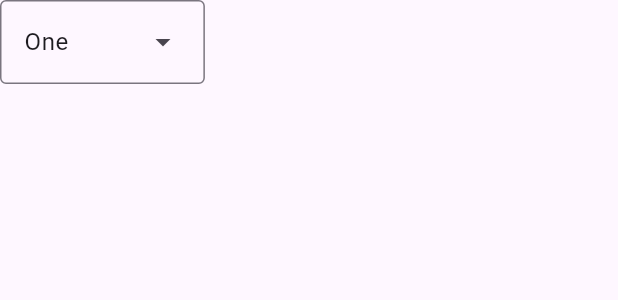
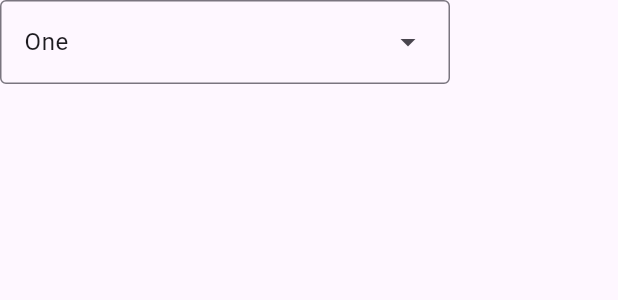
Before and after one commit to phatalways-sleeping/DocCare, a Flutter app: the DropdownMenuExample widget shown alone on an empty page, opened directly, on a phone screen of 412 x 824 dp. Shown: the top 300 px of the screen. Run offline on Flutter 3.47's test engine with Material 3 defaults, Android fonts, the phone set to English and light mode, and no system bars; our stand-ins replace equatable, firebase_core, flutter_svg, google_fonts, supabase_flutter and 1 more; missing offline and left inert: dart:ffi, env_flutter; accounts and stored records are empty; key blocks and very long unbroken strings in the code were emptied for the run.

Commit message:
fix(ui): dropdown button

```diff
--- a/src/packages/components/lib/src/widgets/button/dc_dropdownButton.dart
+++ b/src/packages/components/lib/src/widgets/button/dc_dropdownButton.dart
@@ -8,7 +8,13 @@ const List<String> list = <String>['One', 'Two', 'Three', 'Four'];
 
 
 class DropdownMenuExample extends StatefulWidget {
-  const DropdownMenuExample({super.key});
+  const DropdownMenuExample({
+    this.width,
+    Key? key,
+
+  }) : super(key: key);
+
+  final double? width;
 
   @override
   State<DropdownMenuExample> createState() => _DropdownMenuExampleState();
@@ -20,6 +26,7 @@ class _DropdownMenuExampleState extends State<DropdownMenuExample> {
   @override
   Widget build(BuildContext context) {
     return DropdownMenu<String>(
+      width: 300,
       initialSelection: list.first,
       onSelected: (String? value) {
         // This is called when the user selects an item.
```
